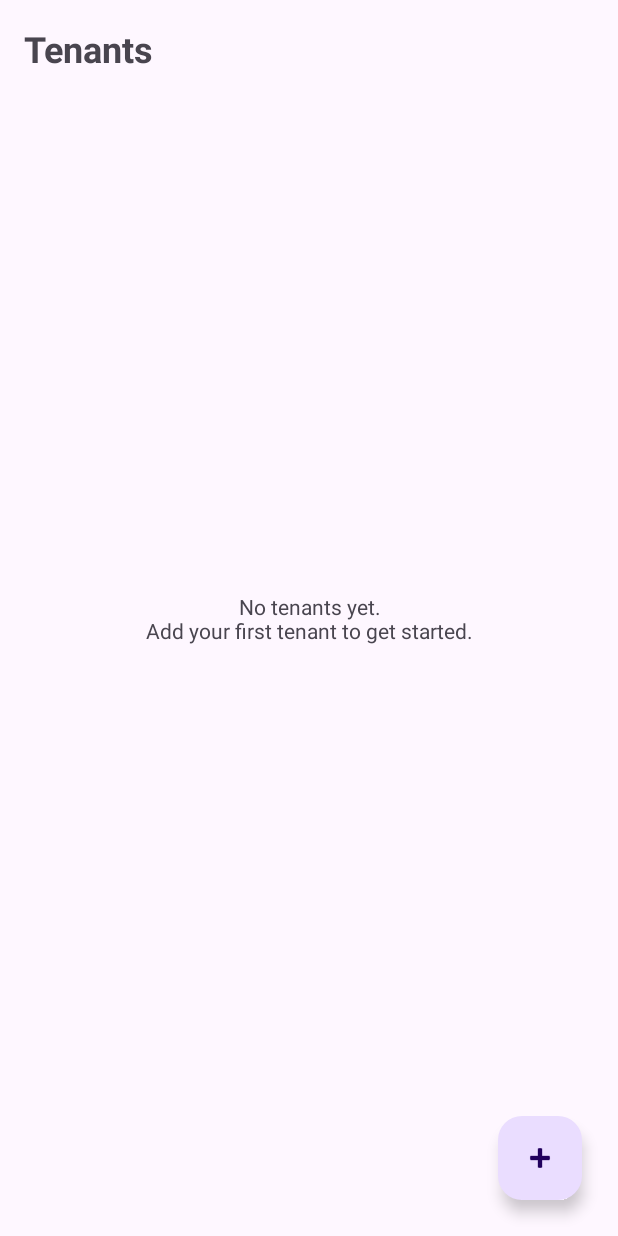
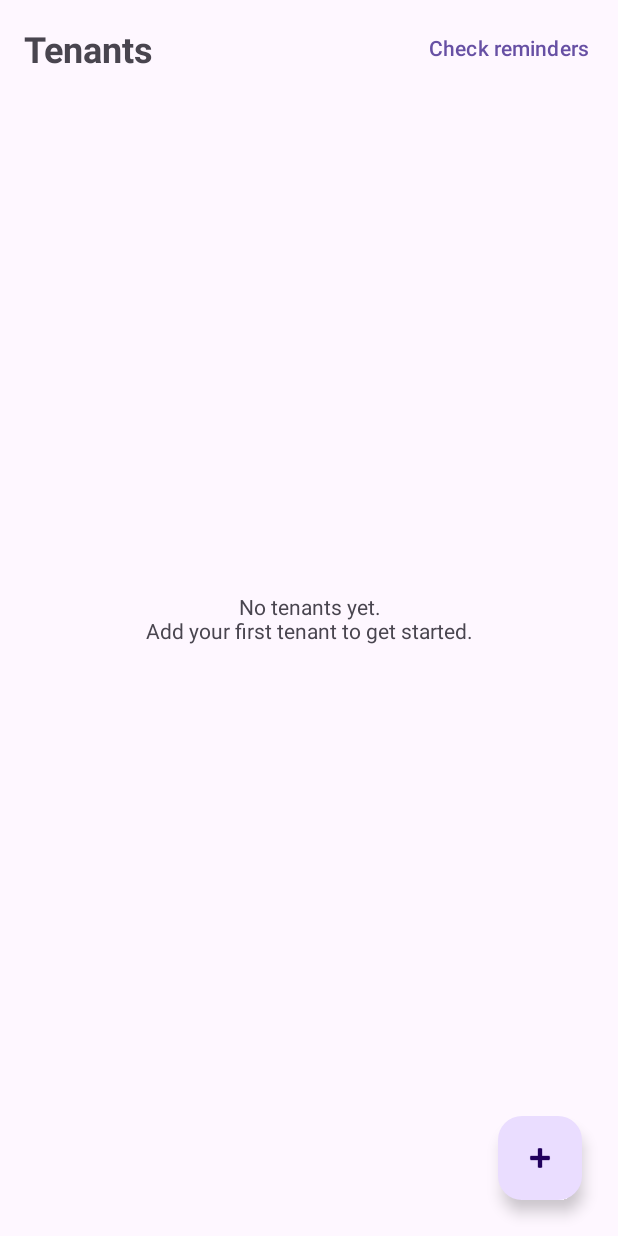
Before and after one commit to Salama-Shali/Real-Estate-and-Property-Management, an Android app: the screen it shows after launch (MainActivity), on a phone screen of 412 x 824 dp. Run offline under Robolectric (Android 15) with nearby library versions, the phone set to English and light mode, and no system bars; our stand-ins replace Room's generated code; 1 statement that could not run was skipped.

Commit message:
schedule daily rent reminder and add check reminders button

```diff
--- a/app/src/main/java/com/example/realestateandpropertymanagementsystem/MainActivity.kt
+++ b/app/src/main/java/com/example/realestateandpropertymanagementsystem/MainActivity.kt
@@ -1,12 +1,24 @@
 package com.example.realestateandpropertymanagementsystem
 
+import android.Manifest
+import android.content.pm.PackageManager
+import android.os.Build
 import android.os.Bundle
 import androidx.activity.enableEdgeToEdge
+import androidx.activity.result.contract.ActivityResultContracts
 import androidx.appcompat.app.AppCompatActivity
+import androidx.core.content.ContextCompat
 import androidx.core.view.ViewCompat
 import androidx.core.view.WindowInsetsCompat
+import com.example.realestateandpropertymanagementsystem.worker.ReminderScheduler
 
 class MainActivity : AppCompatActivity() {
+
+    // Handles the system's "Allow notifications?" dialog. We don't need to react to the
+    // answer: if denied, the worker simply shows no notification.
+    private val notificationPermissionLauncher =
+        registerForActivityResult(ActivityResultContracts.RequestPermission()) { }
+
     override fun onCreate(savedInstanceState: Bundle?) {
         super.onCreate(savedInstanceState)
         enableEdgeToEdge()
@@ -16,5 +28,19 @@ class MainActivity : AppCompatActivity() {
             v.setPadding(systemBars.left, systemBars.top, systemBars.right, systemBars.bottom)
             insets
         }
+
+        askForNotificationPermission()
+        // Schedule the daily background reminder (does nothing if already scheduled).
+        ReminderScheduler.schedule(this)
+    }
+
+    // Android 13+ (API 33) requires the user's permission before showing notifications.
+    private fun askForNotificationPermission() {
+        if (Build.VERSION.SDK_INT >= Build.VERSION_CODES.TIRAMISU &&
+            ContextCompat.checkSelfPermission(this, Manifest.permission.POST_NOTIFICATIONS)
+            != PackageManager.PERMISSION_GRANTED
+        ) {
+            notificationPermissionLauncher.launch(Manifest.permission.POST_NOTIFICATIONS)
+        }
     }
 }
--- a/app/src/main/java/com/example/realestateandpropertymanagementsystem/ui/TenantListFragment.kt
+++ b/app/src/main/java/com/example/realestateandpropertymanagementsystem/ui/TenantListFragment.kt
@@ -15,6 +15,7 @@ import com.google.android.material.dialog.MaterialAlertDialogBuilder
 import com.google.android.material.snackbar.Snackbar
 import androidx.navigation.fragment.findNavController
 import androidx.core.os.bundleOf
+import com.example.realestateandpropertymanagementsystem.worker.ReminderScheduler
 
 // It only displays data and reacts to the users taps
 class TenantListFragment : Fragment() {
@@ -66,6 +67,11 @@ class TenantListFragment : Fragment() {
         binding.fabAdd.setOnClickListener {
             findNavController().navigate(R.id.action_tenantListFragment_to_addTenantFragment)
         }
+        // Run the reminder check right now, so the landlord doesn't wait a day.
+        binding.btnCheckReminders.setOnClickListener {
+            ReminderScheduler.checkNow(requireContext())
+            Snackbar.make(binding.root, R.string.reminder_check_started, Snackbar.LENGTH_SHORT).show()
+        }
     }
 
     // Ask before deleting a tenant since deletion cant be undone
--- /dev/null
+++ b/app/src/main/java/com/example/realestateandpropertymanagementsystem/worker/ReminderScheduler.kt
@@ -0,0 +1,34 @@
+package com.example.realestateandpropertymanagementsystem.worker
+
+import android.content.Context
+import androidx.work.ExistingPeriodicWorkPolicy
+import androidx.work.OneTimeWorkRequestBuilder
+import androidx.work.PeriodicWorkRequestBuilder
+import androidx.work.WorkManager
+import java.util.concurrent.TimeUnit
+
+/**
+ * ReminderScheduler = the one place that tells WorkManager when to run the reminder job.
+ */
+object ReminderScheduler {
+
+    private const val WORK_NAME = "daily_rent_reminder"
+
+    // Runs RentReminderWorker about once every 24 hours, even when the app is closed.
+    // KEEP means: if this job is already scheduled, don't create a duplicate.
+    // (We call schedule() every time the app opens, so this matters.)
+    fun schedule(context: Context) {
+        val request = PeriodicWorkRequestBuilder<RentReminderWorker>(1, TimeUnit.DAYS).build()
+        WorkManager.getInstance(context).enqueueUniquePeriodicWork(
+            WORK_NAME,
+            ExistingPeriodicWorkPolicy.KEEP,
+            request
+        )
+    }
+
+    // Runs the job ONCE, right now. Used by the "Check reminders" button,
+    // which is also handy for demonstrating the feature live.
+    fun checkNow(context: Context) {
+        WorkManager.getInstance(context).enqueue(OneTimeWorkRequestBuilder<RentReminderWorker>().build())
+    }
+}
--- a/app/src/main/res/layout/fragment_tenant_list.xml
+++ b/app/src/main/res/layout/fragment_tenant_list.xml
@@ -44,6 +44,17 @@
         app:layout_constraintStart_toStartOf="parent"
         app:layout_constraintEnd_toEndOf="parent" />
 
+    <!-- Runs the rent-reminder check immediately (also used to demo WorkManager) -->
+    <Button
+        android:id="@+id/btnCheckReminders"
+        style="?attr/borderlessButtonStyle"
+        android:layout_width="wrap_content"
+        android:layout_height="wrap_content"
+        android:layout_margin="8dp"
+        android:text="@string/check_reminders"
+        app:layout_constraintEnd_toEndOf="parent"
+        app:layout_constraintTop_toTopOf="parent" />
+
     <!-- Round "+" button that opens the Add Tenant form -->
     <com.google.android.material.floatingactionbutton.FloatingActionButton
         android:id="@+id/fabAdd"
```
